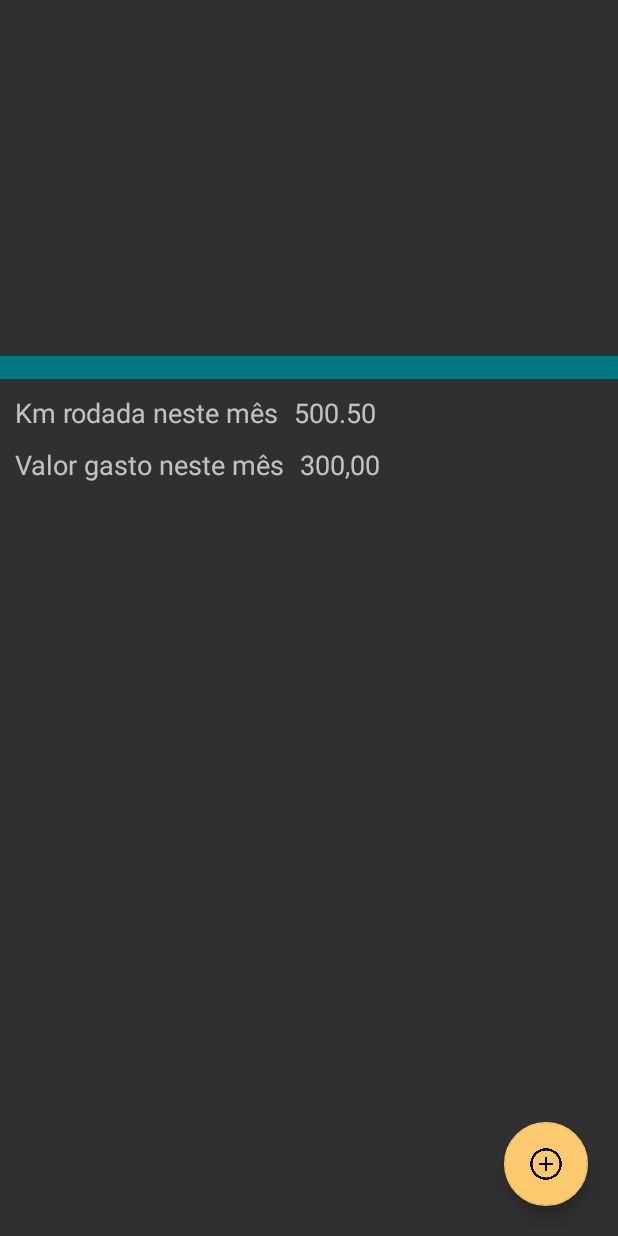
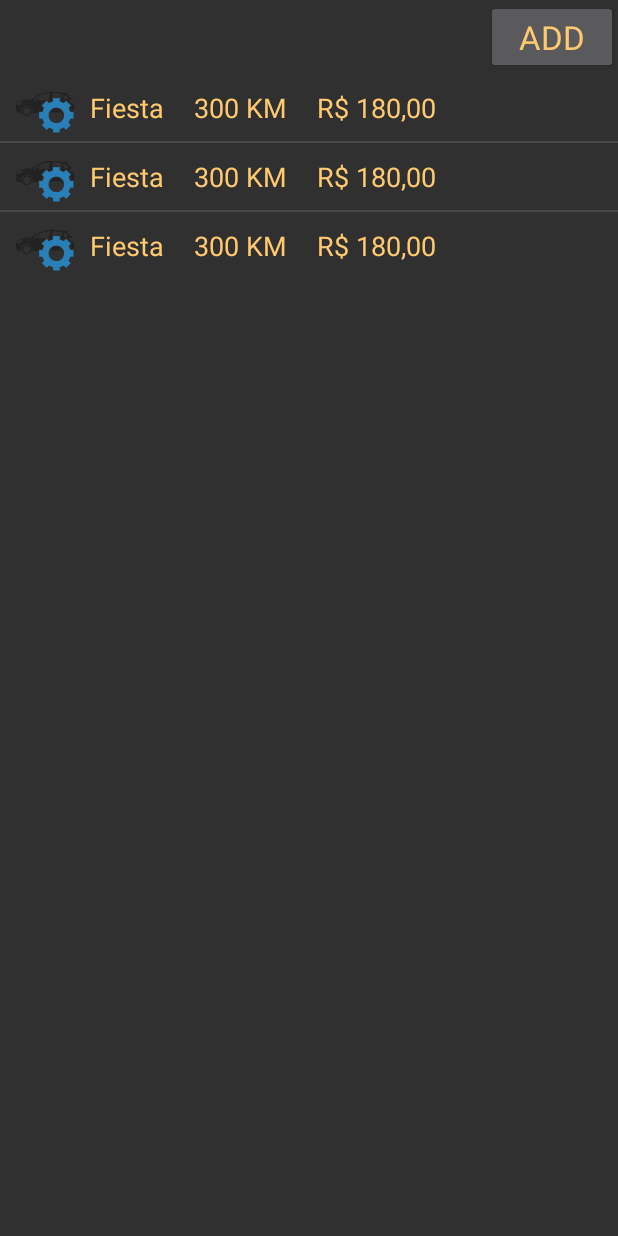
Before and after one commit to dritoferro/Capstone_Project, an Android app: the layout widget_layout.xml on its own in the app's theme, with its tools: preview values and no code run, on a phone screen of 412 x 824 dp. Run offline under Robolectric (Android 15) with nearby library versions, the phone set to English and light mode, and no system bars.

Commit message:
Widget
Finally the widget is working well.

```diff
--- a/Stage2/ProjetoPosto/app/src/main/java/tagliaferro/adriano/projetoposto/view/MainActivity.java
+++ b/Stage2/ProjetoPosto/app/src/main/java/tagliaferro/adriano/projetoposto/view/MainActivity.java
@@ -2,7 +2,6 @@ package tagliaferro.adriano.projetoposto.view;
 
 import android.content.Intent;
 import android.os.Bundle;
-import android.support.annotation.Nullable;
 import android.support.design.widget.FloatingActionButton;
 import android.support.v4.app.FragmentManager;
 import android.support.v7.app.AppCompatActivity;
@@ -31,7 +30,6 @@ import java.util.Locale;
 import tagliaferro.adriano.projetoposto.R;
 import tagliaferro.adriano.projetoposto.controller.Abastecimento;
 import tagliaferro.adriano.projetoposto.controller.AbastecimentoController;
-import tagliaferro.adriano.projetoposto.controller.MyFirebaseInstanceIDService;
 import tagliaferro.adriano.projetoposto.controller.MyFirebaseMessaging;
 import tagliaferro.adriano.projetoposto.controller.Updates;
 
--- a/Stage2/ProjetoPosto/app/src/main/res/layout/widget_layout.xml
+++ b/Stage2/ProjetoPosto/app/src/main/res/layout/widget_layout.xml
@@ -1,77 +1,22 @@
 <?xml version="1.0" encoding="utf-8"?>
 <LinearLayout xmlns:android="http://schemas.android.com/apk/res/android"
-    xmlns:app="http://schemas.android.com/apk/res-auto"
     xmlns:tools="http://schemas.android.com/tools"
     android:layout_width="match_parent"
     android:layout_height="match_parent"
     android:orientation="vertical">
 
+    <Button
+        android:id="@+id/widget_btn_add"
+        android:layout_width="wrap_content"
+        android:layout_height="wrap_content"
+        style="@style/LargeText"
+        android:text="@string/widget_btn_add"
+        android:layout_gravity="end"/>
+
     <ListView
         android:id="@+id/widget_list_veiculos"
         android:layout_width="match_parent"
-        android:layout_height="0dp"
-        android:layout_weight="1" />
-
-    <TextView
-        android:layout_width="match_parent"
-        android:layout_height="@dimen/dimen_15"
-        android:background="@color/colorPrimaryDark" />
-
-    <LinearLayout
-        android:layout_width="match_parent"
-        android:layout_height="0dp"
-        android:layout_weight="2"
-        android:orientation="vertical">
-
-        <LinearLayout
-            android:layout_width="wrap_content"
-            android:layout_height="wrap_content"
-            android:orientation="horizontal">
-
-            <TextView
-                style="@style/MediumText"
-                android:layout_width="wrap_content"
-                android:layout_height="wrap_content"
-                android:text="@string/widget_km_rodada" />
-
-            <TextView
-                android:id="@+id/widget_text_km"
-                style="@style/MediumText"
-                android:layout_width="wrap_content"
-                android:layout_height="wrap_content"
-                tools:text="500.50" />
-
-        </LinearLayout>
-
-        <LinearLayout
-            android:layout_width="wrap_content"
-            android:layout_height="wrap_content"
-            android:orientation="horizontal">
-
-            <TextView
-                style="@style/MediumText"
-                android:layout_width="wrap_content"
-                android:layout_height="wrap_content"
-                android:text="@string/widget_valor_mes" />
-
-            <TextView
-                android:id="@+id/widget_text_valor"
-                style="@style/MediumText"
-                android:layout_width="wrap_content"
-                android:layout_height="wrap_content"
-                tools:text="300,00" />
-
-        </LinearLayout>
-
-    </LinearLayout>
-
-    <android.support.design.widget.FloatingActionButton
-        android:id="@+id/widget_fab_add"
-        android:layout_width="wrap_content"
         android:layout_height="wrap_content"
-        android:layout_gravity="end"
-        android:layout_margin="20dp"
-        android:src="@drawable/ic_add"
-        app:fabSize="auto" />
+        tools:listitem="@layout/widget_list_items"/>
 
 </LinearLayout>
--- /dev/null
+++ b/Stage2/ProjetoPosto/app/src/main/res/layout/widget_list_items.xml
@@ -0,0 +1,48 @@
+<?xml version="1.0" encoding="utf-8"?>
+<LinearLayout xmlns:android="http://schemas.android.com/apk/res/android"
+    xmlns:tools="http://schemas.android.com/tools"
+    android:id="@+id/widget_list_single_item"
+    android:layout_width="match_parent"
+    android:layout_height="wrap_content"
+    android:orientation="horizontal">
+
+    <ImageView
+        android:id="@+id/widget_item_img"
+        android:layout_width="@dimen/dimen_40"
+        android:layout_height="@dimen/dimen_40"
+        android:layout_marginStart="@dimen/margin_ten"
+        android:contentDescription="@string/text_veiculo_imagem"
+        tools:src="@drawable/vehicle" />
+
+    <TextView
+        android:id="@+id/widget_item_nome"
+        style="@style/MediumText"
+        android:layout_width="wrap_content"
+        android:layout_height="wrap_content"
+        android:layout_gravity="center"
+        android:layout_margin="@dimen/margin_ten"
+        android:textColor="@color/colorAccent"
+        tools:text="Fiesta" />
+
+    <TextView
+        android:id="@+id/widget_item_km"
+        style="@style/MediumText"
+        android:layout_width="wrap_content"
+        android:layout_height="wrap_content"
+        android:layout_gravity="center"
+        android:layout_margin="@dimen/margin_ten"
+        android:textColor="@color/colorAccent"
+        tools:text="300 KM" />
+
+    <TextView
+        android:id="@+id/widget_item_valor"
+        style="@style/MediumText"
+        android:layout_width="wrap_content"
+        android:layout_height="wrap_content"
+        android:layout_gravity="center"
+        android:layout_margin="@dimen/margin_ten"
+        android:textColor="@color/colorAccent"
+        tools:text="R$ 180,00" />
+
+
+</LinearLayout>
--- a/Stage2/ProjetoPosto/app/src/main/res/values/strings.xml
+++ b/Stage2/ProjetoPosto/app/src/main/res/values/strings.xml
@@ -72,6 +72,8 @@
     <string name="pref_token_sent">token2_sent</string>
     <string name="widget_km_rodada">Km rodada neste mês</string>
     <string name="widget_valor_mes">Valor gasto neste mês</string>
+    <string name="widget_btn_add">ADD</string>
+    <string name="key_widgets_id">widgets_id</string>
 
     <string-array name="combs">
         <item>@string/select</item>
--- a/Stage2/ProjetoPosto/app/src/main/res/xml/simple_widget_info.xml
+++ b/Stage2/ProjetoPosto/app/src/main/res/xml/simple_widget_info.xml
@@ -2,6 +2,7 @@
 <appwidget-provider xmlns:android="http://schemas.android.com/apk/res/android"
     android:minHeight="110dp"
     android:minWidth="250dp"
+    android:updatePeriodMillis="3600000"
     android:initialLayout="@layout/widget_layout"
     android:widgetCategory="home_screen"
     android:resizeMode="horizontal|vertical"
```
Also changed, not shown: Stage2/ProjetoPosto/app/src/main/AndroidManifest.xml (+6 -3 lines), Stage2/ProjetoPosto/app/src/main/java/tagliaferro/adriano/projetoposto/widget/PostoRemoteViewService.java (+176 -16 lines), Stage2/ProjetoPosto/app/src/main/java/tagliaferro/adriano/projetoposto/widget/PostoWidgetProvider.java (+11 -1 lines).
